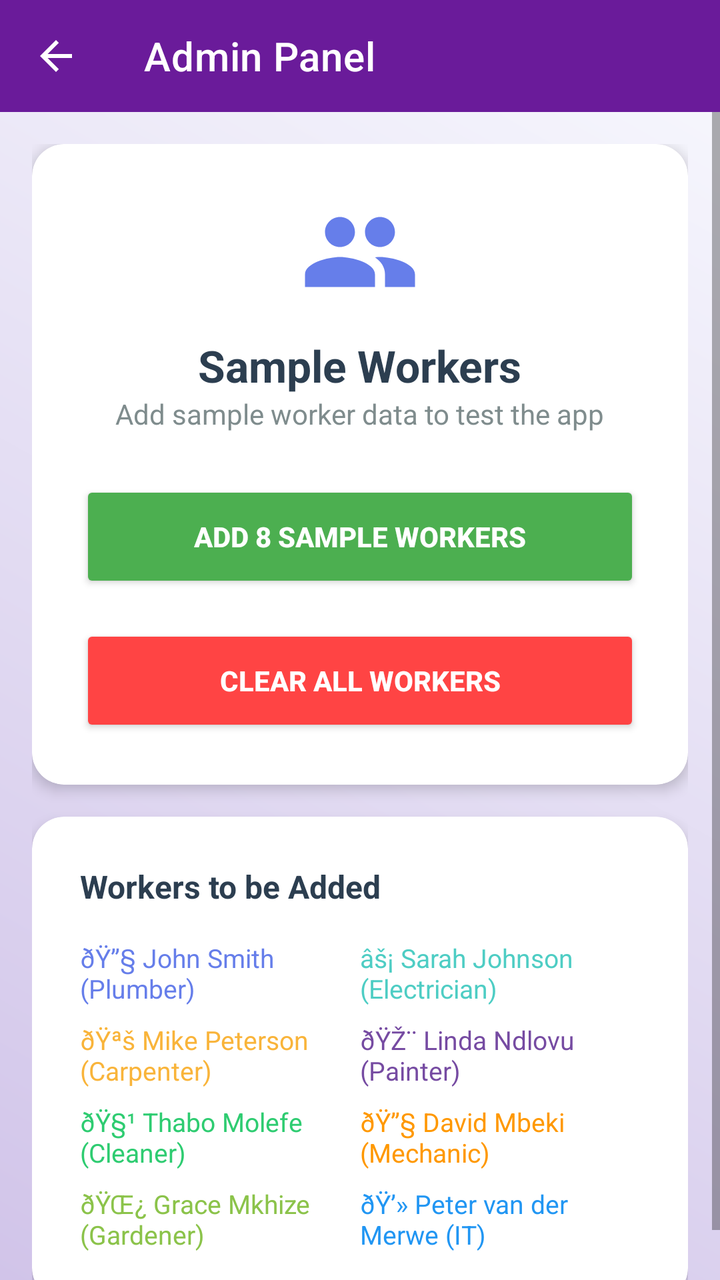
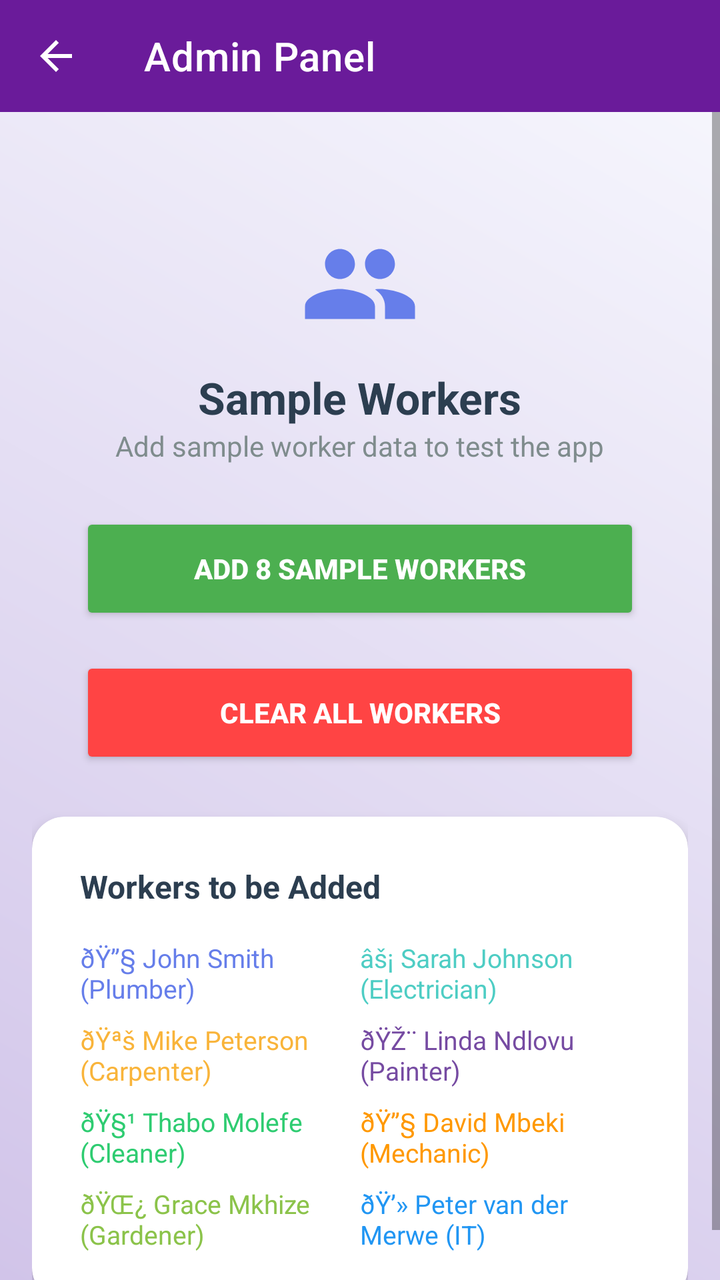

The first picture is an Android layout as it rendered before a commit; the second is the same layout after the commit. The layout source and the unified diff follow.
<!-- AndroidManifest.xml: application theme Theme.HustleFix -->
<!-- res/layout/activity_admin.xml -->
<?xml version="1.0" encoding="utf-8"?>
<LinearLayout xmlns:android="http://schemas.android.com/apk/res/android"
    xmlns:app="http://schemas.android.com/apk/res-auto"
    android:layout_width="match_parent"
    android:layout_height="match_parent"
    android:orientation="vertical"
    android:background="@drawable/gradient_background">

    <androidx.appcompat.widget.Toolbar
        android:id="@+id/toolbar"
        android:layout_width="match_parent"
        android:layout_height="?attr/actionBarSize"
        android:background="@color/colorPrimary"
        app:title="Admin Panel"
        app:titleTextColor="@android:color/white"
        app:navigationIcon="@drawable/ic_back"
        app:navigationIconTint="@android:color/white" />

    <ScrollView
        android:layout_width="match_parent"
        android:layout_height="match_parent">

        <LinearLayout
            android:layout_width="match_parent"
            android:layout_height="wrap_content"
            android:orientation="vertical"
            android:padding="16dp">

            <com.google.android.material.card.MaterialCardView
                android:layout_width="match_parent"
                android:layout_height="wrap_content"
                app:cardCornerRadius="16dp"
                app:cardElevation="4dp"
                app:cardBackgroundColor="#FFFFFF"
                android:layout_marginBottom="16dp">

                <LinearLayout
                    android:layout_width="match_parent"
                    android:layout_height="wrap_content"
                    android:orientation="vertical"
                    android:padding="24dp">

                    <ImageView
                        android:layout_width="60dp"
                        android:layout_height="60dp"
                        android:layout_gravity="center"
                        android:src="@drawable/ic_workers"
                        android:tint="#667eea" />

                    <TextView
                        android:layout_width="wrap_content"
                        android:layout_height="wrap_content"
                        android:layout_gravity="center"
                        android:text="Sample Workers"
                        android:textSize="22sp"
                        android:textStyle="bold"
                        android:textColor="#2C3E50"
                        android:layout_marginTop="12dp" />

                    <TextView
                        android:layout_width="wrap_content"
                        android:layout_height="wrap_content"
                        android:layout_gravity="center"
                        android:text="Add sample worker data to test the app"
                        android:textSize="14sp"
                        android:textColor="#7F8C8D"
                        android:layout_marginBottom="24dp" />

                    <Button
                        android:id="@+id/btnAddWorkers"
                        android:layout_width="match_parent"
                        android:layout_height="56dp"
                        android:text="ADD 8 SAMPLE WORKERS"
                        android:backgroundTint="#4CAF50"
                        android:textColor="#FFFFFF"
                        android:textStyle="bold"
                        android:layout_marginBottom="16dp" />

                    <Button
                        android:id="@+id/btnClearWorkers"
                        android:layout_width="match_parent"
                        android:layout_height="56dp"
                        android:text="CLEAR ALL WORKERS"
                        android:backgroundTint="#FF4444"
                        android:textColor="#FFFFFF"
                        android:textStyle="bold" />

                    <ProgressBar
                        android:id="@+id/progressBar"
                        android:layout_width="wrap_content"
                        android:layout_height="wrap_content"
                        android:layout_gravity="center"
                        android:layout_marginTop="16dp"
                        android:visibility="gone" />

                </LinearLayout>

            </com.google.android.material.card.MaterialCardView>

            <com.google.android.material.card.MaterialCardView
                android:layout_width="match_parent"
                android:layout_height="wrap_content"
                app:cardCornerRadius="16dp"
                app:cardElevation="4dp"
                app:cardBackgroundColor="#FFFFFF">

                <LinearLayout
                    android:layout_width="match_parent"
                    android:layout_height="wrap_content"
                    android:orientation="vertical"
                    android:padding="24dp">

                    <TextView
                        android:layout_width="wrap_content"
                        android:layout_height="wrap_content"
                        android:text="Workers to be Added"
                        android:textSize="16sp"
                        android:textStyle="bold"
                        android:textColor="#2C3E50"
                        android:layout_marginBottom="16dp" />

                    <LinearLayout
                        android:layout_width="match_parent"
                        android:layout_height="wrap_content"
                        android:orientation="horizontal"
                        android:layout_marginBottom="8dp">

                        <TextView
                            android:layout_width="0dp"
                            android:layout_height="wrap_content"
                            android:layout_weight="1"
                            android:text="ðŸ”§ John Smith (Plumber)"
                            android:textSize="13sp"
                            android:textColor="#667eea" />

                        <TextView
                            android:layout_width="0dp"
                            android:layout_height="wrap_content"
                            android:layout_weight="1"
                            android:text="âš¡ Sarah Johnson (Electrician)"
                            android:textSize="13sp"
                            android:textColor="#4ECDC4" />

                    </LinearLayout>

                    <LinearLayout
                        android:layout_width="match_parent"
                        android:layout_height="wrap_content"
                        android:orientation="horizontal"
                        android:layout_marginBottom="8dp">

                        <TextView
                            android:layout_width="0dp"
                            android:layout_height="wrap_content"
                            android:layout_weight="1"
                            android:text="ðŸªš Mike Peterson (Carpenter)"
                            android:textSize="13sp"
                            android:textColor="#F9B43A" />

                        <TextView
                            android:layout_width="0dp"
                            android:layout_height="wrap_content"
                            android:layout_weight="1"
                            android:text="ðŸŽ¨ Linda Ndlovu (Painter)"
                            android:textSize="13sp"
                            android:textColor="#764ba2" />

                    </LinearLayout>

                    <LinearLayout
                        android:layout_width="match_parent"
                        android:layout_height="wrap_content"
                        android:orientation="horizontal"
                        android:layout_marginBottom="8dp">

                        <TextView
                            android:layout_width="0dp"
                            android:layout_height="wrap_content"
                            android:layout_weight="1"
                            android:text="ðŸ§¹ Thabo Molefe (Cleaner)"
                            android:textSize="13sp"
                            android:textColor="#2ECC71" />

                        <TextView
                            android:layout_width="0dp"
                            android:layout_height="wrap_content"
                            android:layout_weight="1"
                            android:text="ðŸ”§ David Mbeki (Mechanic)"
                            android:textSize="13sp"
                            android:textColor="#FF9800" />

                    </LinearLayout>

                    <LinearLayout
                        android:layout_width="match_parent"
                        android:layout_height="wrap_content"
                        android:orientation="horizontal">

                        <TextView
                            android:layout_width="0dp"
                            android:layout_height="wrap_content"
                            android:layout_weight="1"
                            android:text="ðŸŒ¿ Grace Mkhize (Gardener)"
                            android:textSize="13sp"
                            android:textColor="#8BC34A" />

                        <TextView
                            android:layout_width="0dp"
                            android:layout_height="wrap_content"
                            android:layout_weight="1"
                            android:text="ðŸ’» Peter van der Merwe (IT)"
                            android:textSize="13sp"
                            android:textColor="#2196F3" />

                    </LinearLayout>

                </LinearLayout>

            </com.google.android.material.card.MaterialCardView>

        </LinearLayout>

    </ScrollView>

</LinearLayout>
<!-- resources referenced by this layout -->
<resources>
  <color name="colorPrimary">#6A1B9A</color>
  <!-- drawable gradient_background (drawable) -->
  <?xml version="1.0" encoding="utf-8"?>
  <shape xmlns:android="http://schemas.android.com/apk/res/android">
      <gradient
          android:startColor="#F8F9FE"
          android:endColor="#D1C4E9"
          android:angle="225" />
  </shape>
  <!-- drawable ic_back (drawable) -->
  <vector xmlns:android="http://schemas.android.com/apk/res/android"
      android:width="24dp"
      android:height="24dp"
      android:viewportWidth="24"
      android:viewportHeight="24">
      <path
          android:fillColor="#FFFFFF"
          android:pathData="M20,11H7.83l5.59,-5.59L12,4l-8,8 8,8 1.41,-1.41L7.83,13H20v-2z"/>
  </vector>
  <!-- drawable ic_workers (drawable) -->
  <?xml version="1.0" encoding="utf-8"?>
  <vector xmlns:android="http://schemas.android.com/apk/res/android"
      android:width="24dp"
      android:height="24dp"
      android:viewportWidth="24"
      android:viewportHeight="24">
      <path
          android:fillColor="#667eea"
          android:pathData="M16,11c1.66,0 2.99,-1.34 2.99,-3S17.66,5 16,5c-1.66,0 -3,1.34 -3,3s1.34,3 3,3zM8,11c1.66,0 2.99,-1.34 2.99,-3S9.66,5 8,5C6.34,5 5,6.34 5,8s1.34,3 3,3zM8,13c-2.33,0 -7,1.17 -7,3.5V19h14v-2.5c0,-2.33 -4.67,-3.5 -7,-3.5zM16,13c-0.29,0 -0.62,0.02 -1,0.05 1.16,0.84 2,1.87 2,3.45V19h6v-2.5c0,-2.33 -4.67,-3.5 -7,-3.5z"/>
  </vector>
  <style name="Theme.HustleFix" parent="Theme.MaterialComponents.DayNight.NoActionBar">
          <item name="colorPrimary">@color/colorPrimary</item>
          <item name="colorPrimaryVariant">@color/colorPrimaryDark</item>
          <item name="colorOnPrimary">@color/white</item>
          <item name="colorSecondary">@color/colorAccent</item>
          <item name="colorSecondaryVariant">@color/teal_700</item>
          <item name="colorOnSecondary">@color/black</item>
          <item name="android:statusBarColor">?attr/colorPrimaryVariant</item>
      </style>
  <color name="colorPrimaryDark">#4A148C</color>
  <color name="white">#FFFFFF</color>
  <color name="colorAccent">#00BFA5</color>
  <color name="teal_700">#018786</color>
  <color name="black">#000000</color>
</resources>

<!-- the commit's change to res/layout/activity_admin.xml (unified diff, before → after) -->
@@ -34,68 +34,68 @@
                 app:cardBackgroundColor="#FFFFFF"
                 android:layout_marginBottom="16dp">
 
-                <LinearLayout
+            </com.google.android.material.card.MaterialCardView>
+
+            <LinearLayout
+                android:layout_width="match_parent"
+                android:layout_height="wrap_content"
+                android:orientation="vertical"
+                android:padding="24dp">
+
+                <ImageView
+                    android:layout_width="60dp"
+                    android:layout_height="60dp"
+                    android:layout_gravity="center"
+                    android:src="@drawable/ic_workers"
+                    android:tint="#667eea" />
+
+                <TextView
+                    android:layout_width="wrap_content"
+                    android:layout_height="wrap_content"
+                    android:layout_gravity="center"
+                    android:layout_marginTop="12dp"
+                    android:text="Sample Workers"
+                    android:textColor="#2C3E50"
+                    android:textSize="22sp"
+                    android:textStyle="bold" />
+
+                <TextView
+                    android:layout_width="wrap_content"
+                    android:layout_height="wrap_content"
+                    android:layout_gravity="center"
+                    android:layout_marginBottom="24dp"
+                    android:text="Add sample worker data to test the app"
+                    android:textColor="#7F8C8D"
+                    android:textSize="14sp" />
+
+                <Button
+                    android:id="@+id/btnAddWorkers"
                     android:layout_width="match_parent"
-                    android:layout_height="wrap_content"
-                    android:orientation="vertical"
-                    android:padding="24dp">
-
-                    <ImageView
-                        android:layout_width="60dp"
-                        android:layout_height="60dp"
-                        android:layout_gravity="center"
-                        android:src="@drawable/ic_workers"
-                        android:tint="#667eea" />
-
-                    <TextView
-                        android:layout_width="wrap_content"
-                        android:layout_height="wrap_content"
-                        android:layout_gravity="center"
-                        android:text="Sample Workers"
-                        android:textSize="22sp"
-                        android:textStyle="bold"
-                        android:textColor="#2C3E50"
-                        android:layout_marginTop="12dp" />
-
-                    <TextView
-                        android:layout_width="wrap_content"
-                        android:layout_height="wrap_content"
-                        android:layout_gravity="center"
-                        android:text="Add sample worker data to test the app"
-                        android:textSize="14sp"
-                        android:textColor="#7F8C8D"
-                        android:layout_marginBottom="24dp" />
-
-                    <Button
-                        android:id="@+id/btnAddWorkers"
-                        android:layout_width="match_parent"
-                        android:layout_height="56dp"
-                        android:text="ADD 8 SAMPLE WORKERS"
-                        android:backgroundTint="#4CAF50"
-                        android:textColor="#FFFFFF"
-                        android:textStyle="bold"
-                        android:layout_marginBottom="16dp" />
-
-                    <Button
-                        android:id="@+id/btnClearWorkers"
-                        android:layout_width="match_parent"
-                        android:layout_height="56dp"
-                        android:text="CLEAR ALL WORKERS"
-                        android:backgroundTint="#FF4444"
-                        android:textColor="#FFFFFF"
-                        android:textStyle="bold" />
-
-                    <ProgressBar
-                        android:id="@+id/progressBar"
-                        android:layout_width="wrap_content"
-                        android:layout_height="wrap_content"
-                        android:layout_gravity="center"
-                        android:layout_marginTop="16dp"
-                        android:visibility="gone" />
-
-                </LinearLayout>
-
-            </com.google.android.material.card.MaterialCardView>
+                    android:layout_height="56dp"
+                    android:layout_marginBottom="16dp"
+                    android:backgroundTint="#4CAF50"
+                    android:text="ADD 8 SAMPLE WORKERS"
+                    android:textColor="#FFFFFF"
+                    android:textStyle="bold" />
+
+                <Button
+                    android:id="@+id/btnClearWorkers"
+                    android:layout_width="match_parent"
+                    android:layout_height="56dp"
+                    android:backgroundTint="#FF4444"
+                    android:text="CLEAR ALL WORKERS"
+                    android:textColor="#FFFFFF"
+                    android:textStyle="bold" />
+
+                <ProgressBar
+                    android:id="@+id/progressBar"
+                    android:layout_width="wrap_content"
+                    android:layout_height="wrap_content"
+                    android:layout_gravity="center"
+                    android:layout_marginTop="16dp"
+                    android:visibility="gone" />
+
+            </LinearLayout>
 
             <com.google.android.material.card.MaterialCardView
                 android:layout_width="match_parent"
